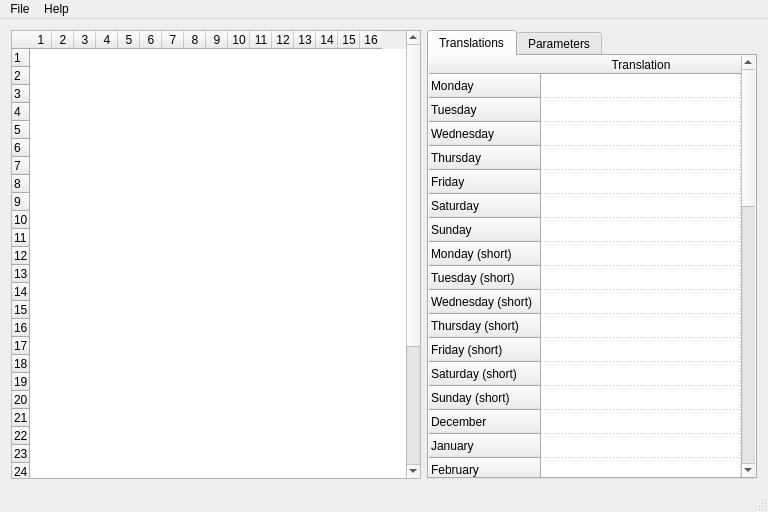
Above: editor/mainwindow.ui from WiseLord/matrixclock before the change. Below: the same form after it.
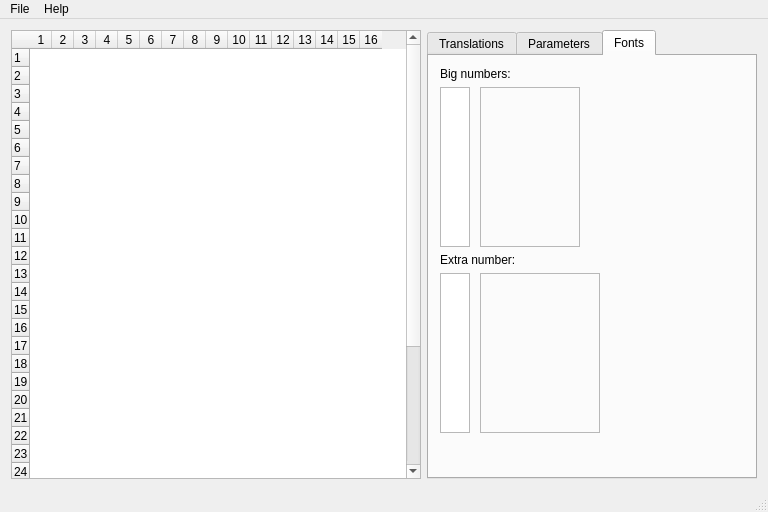
That is the form after the change. The open tabs and pages were chosen to show the change.

Commit message: editor: EEPROM fonts editing feature

What changed in the file:
```diff
--- a/editor/mainwindow.ui
+++ b/editor/mainwindow.ui
@@ -10,6 +10,12 @@
     <height>512</height>
    </rect>
   </property>
+  <property name="minimumSize">
+   <size>
+    <width>768</width>
+    <height>512</height>
+   </size>
+  </property>
   <property name="windowTitle">
    <string>Matrixclock EEPROM editor</string>
   </property>
@@ -612,6 +618,196 @@
         </item>
        </layout>
       </widget>
+      <widget class="QWidget" name="tabFonts">
+       <attribute name="title">
+        <string>Fonts</string>
+       </attribute>
+       <layout class="QVBoxLayout" name="verticalLayout_4">
+        <item>
+         <widget class="QLabel" name="lblFontBog">
+          <property name="text">
+           <string>Big numbers:</string>
+          </property>
+         </widget>
+        </item>
+        <item>
+         <widget class="QWidget" name="wgtFontBig" native="true">
+          <property name="sizePolicy">
+           <sizepolicy hsizetype="Preferred" vsizetype="Preferred">
+            <horstretch>0</horstretch>
+            <verstretch>0</verstretch>
+           </sizepolicy>
+          </property>
+          <property name="minimumSize">
+           <size>
+            <width>0</width>
+            <height>160</height>
+           </size>
+          </property>
+          <property name="maximumSize">
+           <size>
+            <width>16777215</width>
+            <height>160</height>
+           </size>
+          </property>
+          <layout class="QHBoxLayout" name="horizontalLayout_2">
+           <property name="spacing">
+            <number>10</number>
+           </property>
+           <property name="leftMargin">
+            <number>0</number>
+           </property>
+           <property name="topMargin">
+            <number>0</number>
+           </property>
+           <property name="rightMargin">
+            <number>0</number>
+           </property>
+           <property name="bottomMargin">
+            <number>0</number>
+           </property>
+           <item>
+            <widget class="QListWidget" name="lwgtFontBig">
+             <property name="maximumSize">
+              <size>
+               <width>30</width>
+               <height>16777215</height>
+              </size>
+             </property>
+            </widget>
+           </item>
+           <item>
+            <widget class="QStackedWidget" name="stwgtFontBig">
+             <property name="minimumSize">
+              <size>
+               <width>100</width>
+               <height>0</height>
+              </size>
+             </property>
+             <property name="maximumSize">
+              <size>
+               <width>100</width>
+               <height>16777215</height>
+              </size>
+             </property>
+             <property name="frameShape">
+              <enum>QFrame::StyledPanel</enum>
+             </property>
+            </widget>
+           </item>
+           <item>
+            <spacer name="hspFontBig">
+             <property name="orientation">
+              <enum>Qt::Horizontal</enum>
+             </property>
+             <property name="sizeHint" stdset="0">
+              <size>
+               <width>40</width>
+               <height>20</height>
+              </size>
+             </property>
+            </spacer>
+           </item>
+          </layout>
+         </widget>
+        </item>
+        <item>
+         <widget class="QLabel" name="lblFontExtra">
+          <property name="text">
+           <string>Extra number:</string>
+          </property>
+         </widget>
+        </item>
+        <item>
+         <widget class="QWidget" name="wgtFontExtra" native="true">
+          <property name="minimumSize">
+           <size>
+            <width>0</width>
+            <height>160</height>
+           </size>
+          </property>
+          <property name="maximumSize">
+           <size>
+            <width>16777215</width>
+            <height>160</height>
+           </size>
+          </property>
+          <layout class="QHBoxLayout" name="horizontalLayout_3">
+           <property name="spacing">
+            <number>10</number>
+           </property>
+           <property name="leftMargin">
+            <number>0</number>
+           </property>
+           <property name="topMargin">
+            <number>0</number>
+           </property>
+           <property name="rightMargin">
+            <number>0</number>
+           </property>
+           <property name="bottomMargin">
+            <number>0</number>
+           </property>
+           <item>
+            <widget class="QListWidget" name="lwgtFontExtra">
+             <property name="maximumSize">
+              <size>
+               <width>30</width>
+               <height>16777215</height>
+              </size>
+             </property>
+            </widget>
+           </item>
+           <item>
+            <widget class="QStackedWidget" name="stwgtFontExtra">
+             <property name="minimumSize">
+              <size>
+               <width>0</width>
+               <height>120</height>
+              </size>
+             </property>
+             <property name="maximumSize">
+              <size>
+               <width>120</width>
+               <height>16777215</height>
+              </size>
+             </property>
+             <property name="frameShape">
+              <enum>QFrame::StyledPanel</enum>
+             </property>
+            </widget>
+           </item>
+           <item>
+            <spacer name="hspFontExtra">
+             <property name="orientation">
+              <enum>Qt::Horizontal</enum>
+             </property>
+             <property name="sizeHint" stdset="0">
+              <size>
+               <width>40</width>
+               <height>20</height>
+              </size>
+             </property>
+            </spacer>
+           </item>
+          </layout>
+         </widget>
+        </item>
+        <item>
+         <spacer name="vspFonts">
+          <property name="orientation">
+           <enum>Qt::Vertical</enum>
+          </property>
+          <property name="sizeHint" stdset="0">
+           <size>
+            <width>20</width>
+            <height>43</height>
+           </size>
+          </property>
+         </spacer>
+        </item>
+       </layout>
+      </widget>
      </widget>
     </item>
    </layout>
```
Left out of the diff: 32 changed lines with no effect on the pictures. The commit also changes 5 other files.
